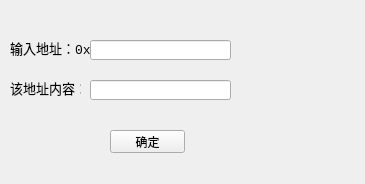
Old version of the form BlankSlate/ReadMemoryWindow.ui in the repository OneBlankSlate/Graduation_project.
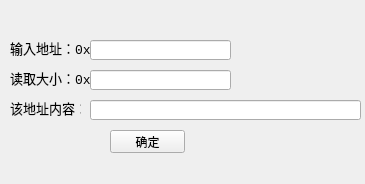
New version of the form.

Patch:
```diff
--- a/BlankSlate/ReadMemoryWindow.ui
+++ b/BlankSlate/ReadMemoryWindow.ui
@@ -39,7 +39,7 @@
    <property name="geometry">
     <rect>
      <x>10</x>
-     <y>80</y>
+     <y>100</y>
      <width>71</width>
      <height>16</height>
     </rect>
@@ -84,12 +84,44 @@
    <property name="geometry">
     <rect>
      <x>90</x>
-     <y>80</y>
+     <y>100</y>
+     <width>271</width>
+     <height>20</height>
+    </rect>
+   </property>
+  </widget>
+  <widget class="QLineEdit" name="ReadSize_LineEdit">
+   <property name="geometry">
+    <rect>
+     <x>90</x>
+     <y>70</y>
      <width>141</width>
      <height>20</height>
     </rect>
    </property>
   </widget>
+  <widget class="QLabel" name="label_3">
+   <property name="geometry">
+    <rect>
+     <x>10</x>
+     <y>70</y>
+     <width>81</width>
+     <height>16</height>
+    </rect>
+   </property>
+   <property name="font">
+    <font>
+     <family>Consolas</family>
+     <pointsize>10</pointsize>
+     <weight>50</weight>
+     <italic>false</italic>
+     <bold>false</bold>
+    </font>
+   </property>
+   <property name="text">
+    <string>读取大小：0x</string>
+   </property>
+  </widget>
  </widget>
  <layoutdefault spacing="6" margin="11"/>
  <resources/>
```
